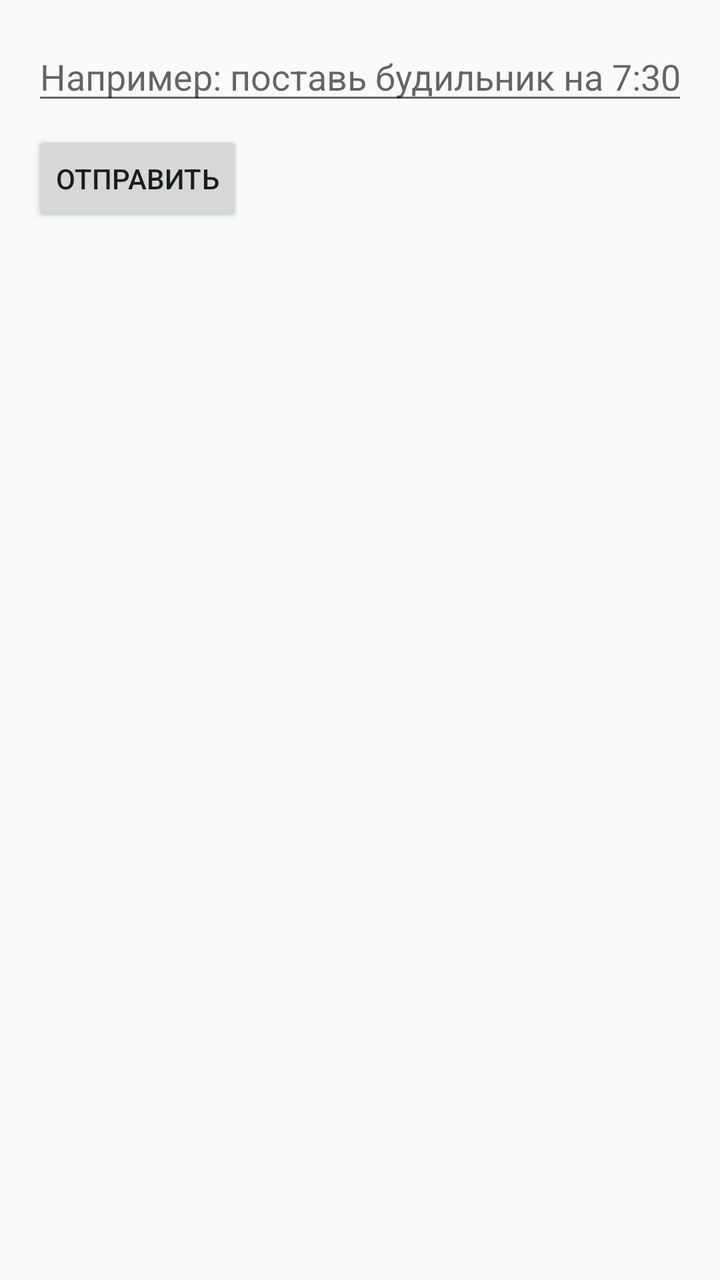
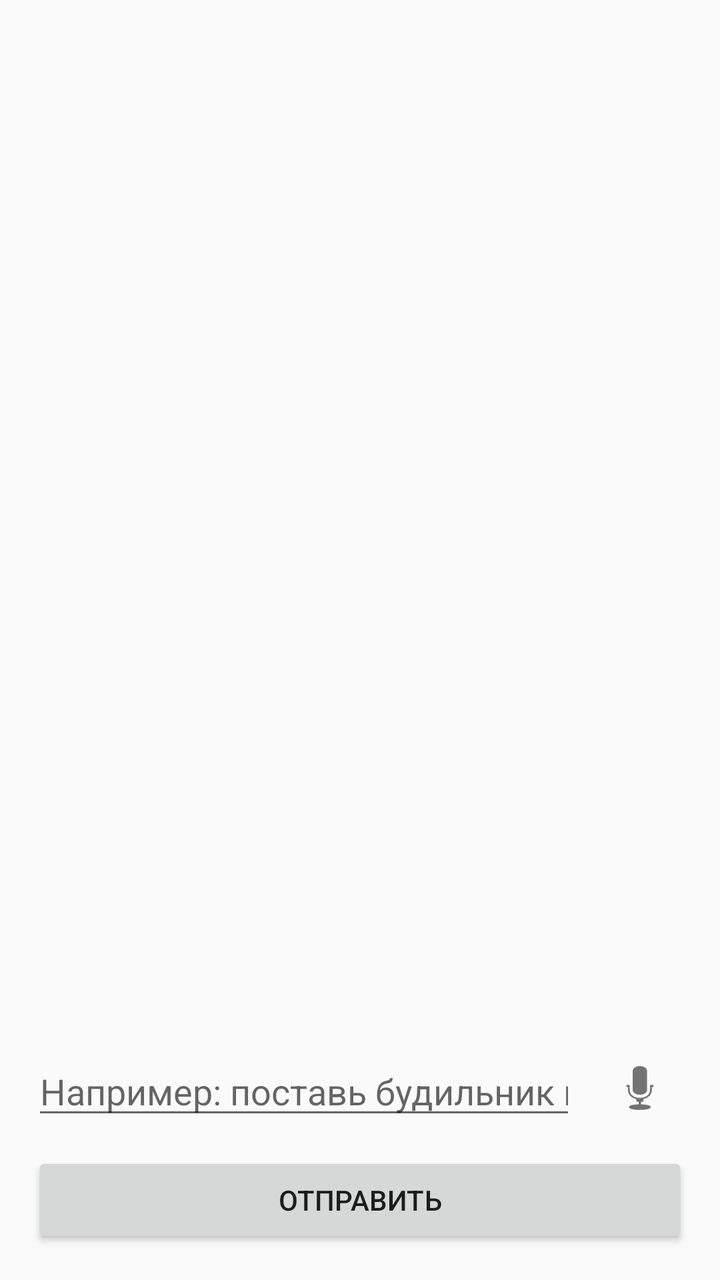

An Android layout rendered at two revisions. The XML below is the earlier revision; the diff shows what the commit changed to produce the second picture.
<!-- AndroidManifest.xml: application theme Theme.Assistant -->
<!-- res/layout/activity_main.xml -->
<?xml version="1.0" encoding="utf-8"?>
<LinearLayout xmlns:android="http://schemas.android.com/apk/res/android"
    android:layout_width="match_parent"
    android:layout_height="match_parent"
    android:orientation="vertical"
    android:padding="16dp">

    <EditText
        android:id="@+id/inputField"
        android:layout_width="match_parent"
        android:layout_height="wrap_content"
        android:hint="Например: поставь будильник на 7:30"
        android:inputType="text" />

    <Button
        android:id="@+id/sendButton"
        android:layout_width="wrap_content"
        android:layout_height="wrap_content"
        android:layout_marginTop="8dp"
        android:text="Отправить" />

    <TextView
        android:id="@+id/responseView"
        android:layout_width="match_parent"
        android:layout_height="wrap_content"
        android:layout_marginTop="16dp"
        android:textSize="16sp" />

</LinearLayout>
<!-- resources referenced by this layout -->
<resources>
  <style name="Theme.Assistant" parent="Theme.AppCompat.Light.DarkActionBar" />
</resources>

<!-- the commit's change to res/layout/activity_main.xml (unified diff, before → after) -->
@@ -5,25 +5,50 @@
     android:orientation="vertical"
     android:padding="16dp">
 
-    <EditText
-        android:id="@+id/inputField"
+    <ScrollView
+        android:id="@+id/chatScrollView"
+        android:layout_width="match_parent"
+        android:layout_height="0dp"
+        android:layout_weight="1">
+
+        <TextView
+            android:id="@+id/chatLogView"
+            android:layout_width="match_parent"
+            android:layout_height="wrap_content"
+            android:textSize="15sp" />
+    </ScrollView>
+
+    <LinearLayout
         android:layout_width="match_parent"
         android:layout_height="wrap_content"
-        android:hint="Например: поставь будильник на 7:30"
-        android:inputType="text" />
+        android:orientation="horizontal"
+        android:layout_marginTop="12dp"
+        android:gravity="center_vertical">
+
+        <EditText
+            android:id="@+id/inputField"
+            android:layout_width="0dp"
+            android:layout_height="wrap_content"
+            android:layout_weight="1"
+            android:hint="Например: поставь будильник на 7:30"
+            android:inputType="text" />
+
+        <ImageButton
+            android:id="@+id/micButton"
+            android:layout_width="48dp"
+            android:layout_height="48dp"
+            android:layout_marginStart="8dp"
+            android:background="?attr/selectableItemBackgroundBorderless"
+            android:contentDescription="Голосовой ввод"
+            android:src="@android:drawable/ic_btn_speak_now" />
+
+    </LinearLayout>
 
     <Button
         android:id="@+id/sendButton"
-        android:layout_width="wrap_content"
+        android:layout_width="match_parent"
         android:layout_height="wrap_content"
         android:layout_marginTop="8dp"
         android:text="Отправить" />
 
-    <TextView
-        android:id="@+id/responseView"
-        android:layout_width="match_parent"
-        android:layout_height="wrap_content"
-        android:layout_marginTop="16dp"
-        android:textSize="16sp" />
-
 </LinearLayout>
